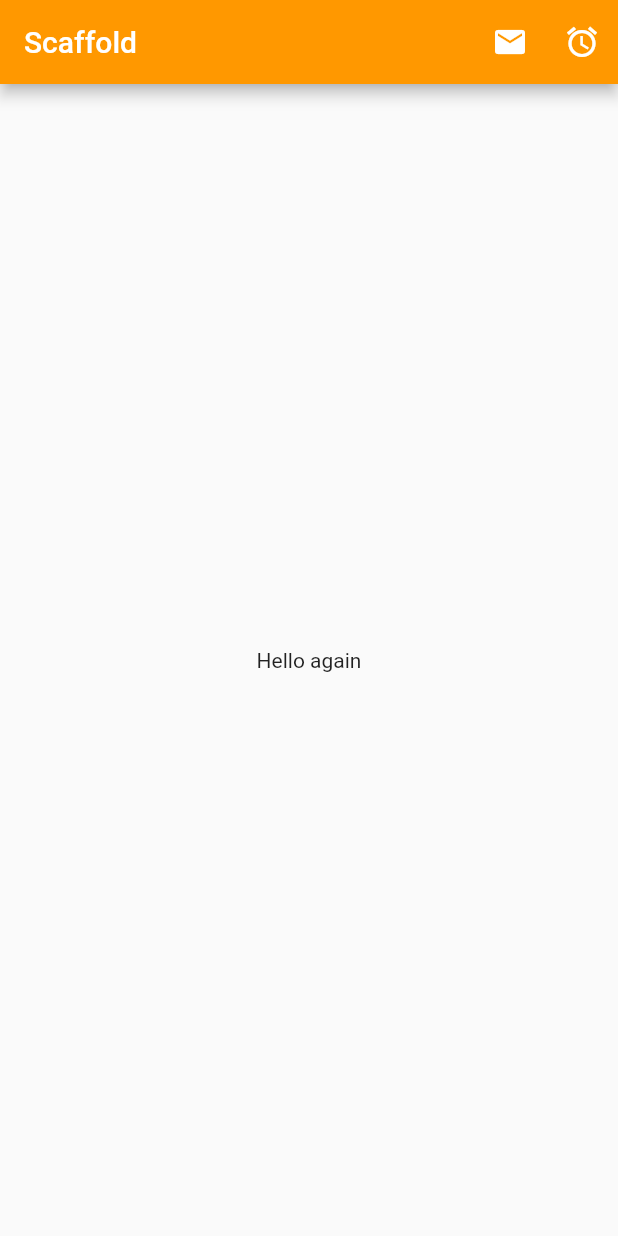
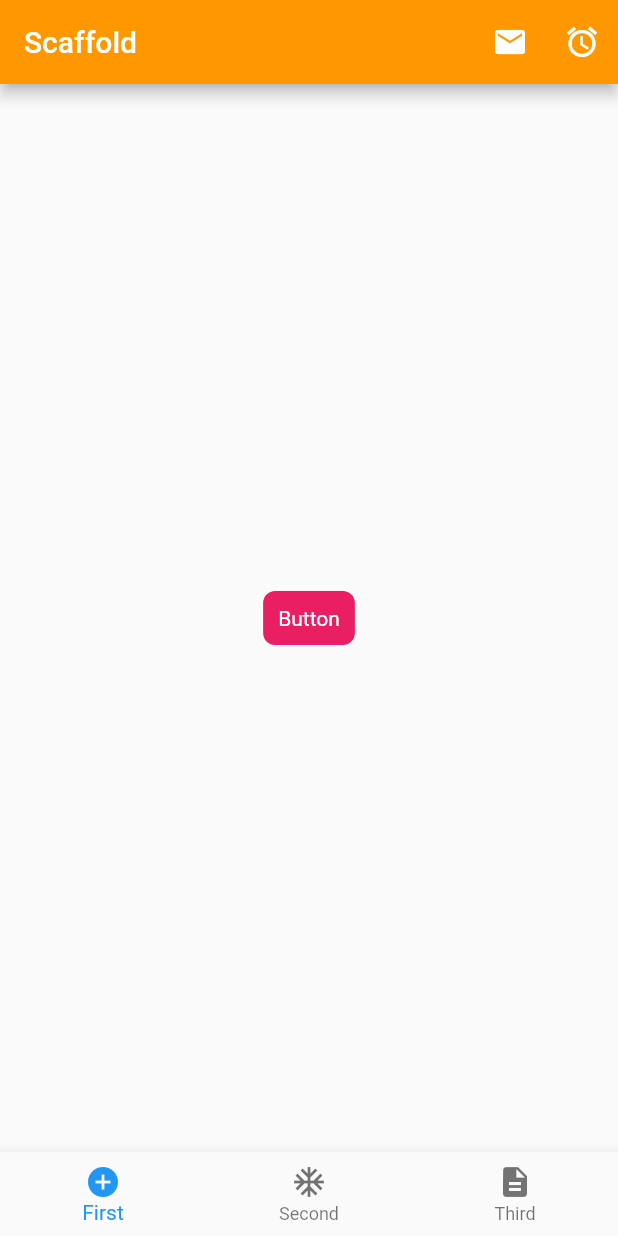
Before and after one commit to adjeri/first-flutter-app, a Flutter app: the screen it shows after launch, on a phone screen of 412 x 824 dp. Run offline on Flutter 3.47's test engine with Material 2 defaults, Android fonts, the phone set to English and light mode, and no system bars.

Commit message:
bottom nav added

```diff
--- a/lib/ui/home.dart
+++ b/lib/ui/home.dart
@@ -1,9 +1,8 @@
-
+import 'package:flutter/cupertino.dart';
 import 'package:flutter/material.dart';
 
 class ScaffoldExample extends StatelessWidget {
-
-  _tapButton(){
+  _tapButton() {
     debugPrint("tapped button");
   }
 
@@ -15,24 +14,74 @@ class ScaffoldExample extends StatelessWidget {
         centerTitle: false,
         backgroundColor: Colors.orange,
         actions: <Widget>[
-          IconButton(icon: Icon(Icons.email), onPressed: () => debugPrint("email tapped")),
-          IconButton(icon: Icon(Icons.access_alarms), onPressed: _tapButton,)
+          IconButton(
+              icon: Icon(Icons.email),
+              onPressed: () => debugPrint("email tapped")),
+          IconButton(
+            icon: Icon(Icons.access_alarms),
+            onPressed: _tapButton,
+          )
         ],
       ),
-      body: Center(
-        child: Text("Hello again"),
+      bottomNavigationBar: BottomNavigationBar(
+          items: [
+            BottomNavigationBarItem(icon: Icon(Icons.add_circle), title:Text("First")),
+            BottomNavigationBarItem(icon: Icon(Icons.ac_unit),title:Text("Second")),
+            BottomNavigationBarItem(icon: Icon(Icons.description),title:Text("Third"))
+          ],
+        onTap: (int index) => debugPrint("Tapped item : $index"),
+      ),
+      body: Container(
+        alignment: Alignment.center,
+        child: Column(
+          mainAxisAlignment: MainAxisAlignment.center,
+          children: <Widget>[
+            CustomButton()
+            // Text("Hello again"),
+            // InkWell(
+            //   child: Text("Tap me!",
+            //   style: TextStyle(fontSize: 25),),
+            //   onTap: () => debugPrint("tapped..."),
+            // )
+          ],
+        ),
       ),
     );
   }
 }
 
+class CustomButton extends StatelessWidget {
+  @override
+  Widget build(BuildContext context) {
+    return GestureDetector(
+      onTap: () {
+        final snackBar = SnackBar(
+          content: Text("Hello again"),
+          backgroundColor: Colors.amber,
+        );
+
+        Scaffold.of(context).showSnackBar(snackBar);
+      },
+      child: Container(
+        padding: EdgeInsets.all(10.0),
+        decoration: BoxDecoration(
+            color: Colors.pink, borderRadius: BorderRadius.circular(8.0)),
+        child: Text(
+          "Button",
+          style: TextStyle(
+            color: Colors.white,
+          ),
+        ),
+      ),
+    );
+  }
+}
 
 class Home extends StatelessWidget {
   @override
   Widget build(BuildContext context) {
     return Material(
       color: Colors.deepOrange,
-
       child: Center(
           child: Text(
         "Hello Flutter",
@@ -40,8 +89,7 @@ class Home extends StatelessWidget {
         style: TextStyle(
             fontWeight: FontWeight.w500,
             fontStyle: FontStyle.italic,
-                fontSize: 25
-            ),
+            fontSize: 25),
       )),
     );
   }
```
Lines whose indentation alone changed are shown as unchanged.
